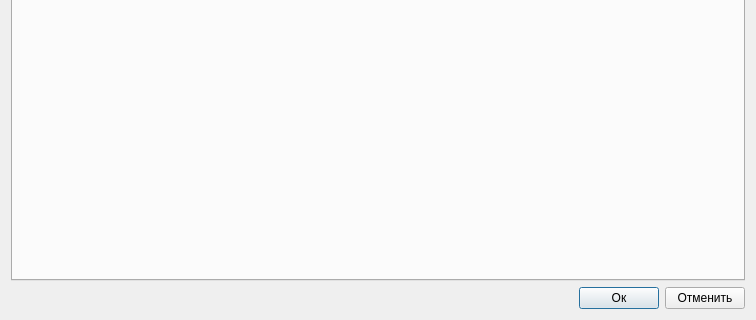
mcsltd/mcs-inRat-monitor, file resources/dlg_config.ui: the form before one commit; both pictures show x 0 to 756 and y 238 to 558 of the 756 by 558 pixel window.
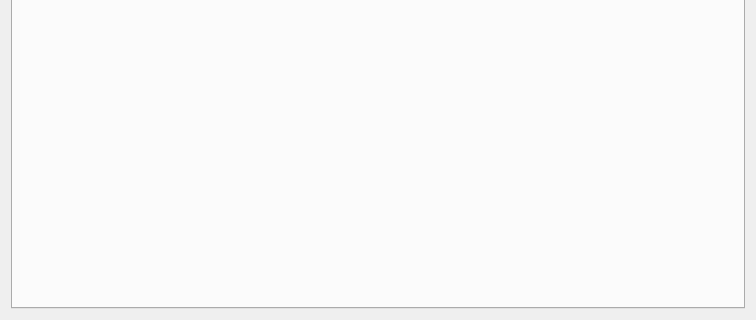
The form after the commit.

The edit to the form file:
```diff
--- a/resources/dlg_config.ui
+++ b/resources/dlg_config.ui
@@ -28,37 +28,6 @@
        </widget>
       </widget>
      </item>
-     <item>
-      <layout class="QHBoxLayout" name="horizontalLayout">
-       <item>
-        <spacer name="horizontalSpacer">
-         <property name="orientation">
-          <enum>Qt::Orientation::Horizontal</enum>
-         </property>
-         <property name="sizeHint" stdset="0">
-          <size>
-           <width>40</width>
-           <height>20</height>
-          </size>
-         </property>
-        </spacer>
-       </item>
-       <item>
-        <widget class="QPushButton" name="pushButtonOk">
-         <property name="text">
-          <string>Ок</string>
-         </property>
-        </widget>
-       </item>
-       <item>
-        <widget class="QPushButton" name="pushButtonCancel">
-         <property name="text">
-          <string>Отменить</string>
-         </property>
-        </widget>
-       </item>
-      </layout>
-     </item>
     </layout>
    </item>
   </layout>
```
